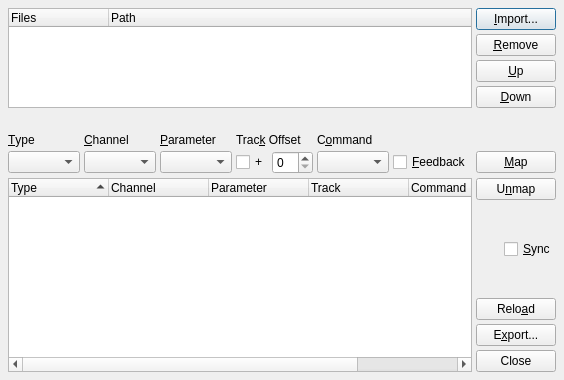
First picture: the form in src/qtractorMidiControlForm.ui, repository rncbc/qtractor, before the edit.
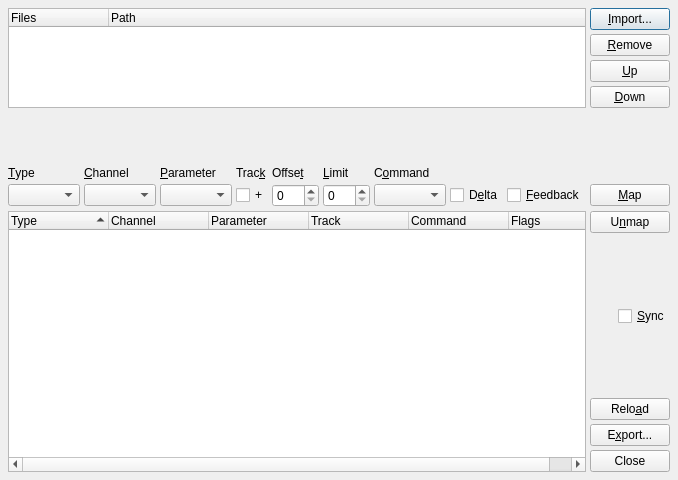
Second picture: the form after the edit. Icons and pictures are not drawn.

Commit message: - [midicontrolx] Add track offset/limit and momentary/delta support to generic MIDI Controllers UI dialog.

What changed in the file:
```diff
--- a/src/qtractorMidiControlForm.ui
+++ b/src/qtractorMidiControlForm.ui
@@ -26,8 +26,8 @@
    <rect>
     <x>0</x>
     <y>0</y>
-    <width>540</width>
-    <height>380</height>
+    <width>640</width>
+    <height>480</height>
    </rect>
   </property>
   <property name="windowTitle">
@@ -37,7 +37,7 @@
    <iconset resource="qtractor.qrc">:/images/itemControllers.png</iconset>
   </property>
   <layout class="QGridLayout">
-   <item row="0" column="0" rowspan="4" colspan="7">
+   <item row="0" column="0" rowspan="4" colspan="9">
     <widget class="QTreeWidget" name="FilesListView">
      <property name="toolTip">
       <string>Controller files</string>
@@ -66,7 +66,7 @@
      </column>
     </widget>
    </item>
-   <item row="0" column="7" colspan="2">
+   <item row="0" column="9" colspan="2">
     <widget class="QPushButton" name="ImportPushButton">
      <property name="toolTip">
       <string>Import controller files</string>
@@ -79,7 +79,7 @@
      </property>
     </widget>
    </item>
-   <item row="1" column="7" colspan="2">
+   <item row="1" column="9" colspan="2">
     <widget class="QPushButton" name="RemovePushButton">
      <property name="toolTip">
       <string>Remove controller file</string>
@@ -92,7 +92,7 @@
      </property>
     </widget>
    </item>
-   <item row="2" column="7" colspan="2">
+   <item row="2" column="9" colspan="2">
     <widget class="QPushButton" name="MoveUpPushButton">
      <property name="toolTip">
       <string>Move controller file up on list order</string>
@@ -105,7 +105,7 @@
      </property>
     </widget>
    </item>
-   <item row="3" column="7" colspan="2">
+   <item row="3" column="9" colspan="2">
     <widget class="QPushButton" name="MoveDownPushButton">
      <property name="toolTip">
       <string>Move controller file down on list order</string>
@@ -157,20 +157,46 @@
      </property>
     </widget>
    </item>
-   <item row="4" column="3" colspan="2">
-    <widget class="QLabel" name="TrackTextLabel">
+   <item row="4" column="3">
+    <widget class="QLabel" name="TrackParamLabel">
      <property name="text">
-      <string>Trac&amp;k Offset</string>
+      <string>Trac&amp;k</string>
      </property>
      <property name="alignment">
       <set>Qt::AlignBottom|Qt::AlignLeading|Qt::AlignLeft</set>
      </property>
      <property name="buddy">
-      <cstring>TrackSpinBox</cstring>
+      <cstring>TrackOffsetSpinBox</cstring>
+     </property>
+    </widget>
+   </item>
+   <item row="4" column="4">
+    <widget class="QLabel" name="TrackOffsetLabel">
+     <property name="text">
+      <string>Offse&amp;t</string>
+     </property>
+     <property name="alignment">
+      <set>Qt::AlignBottom|Qt::AlignLeading|Qt::AlignLeft</set>
+     </property>
+     <property name="buddy">
+      <cstring>TrackOffsetSpinBox</cstring>
      </property>
     </widget>
    </item>
    <item row="4" column="5">
+    <widget class="QLabel" name="TrackLimitLabel">
+     <property name="text">
+      <string>&amp;Limit</string>
+     </property>
+     <property name="alignment">
+      <set>Qt::AlignBottom|Qt::AlignLeading|Qt::AlignLeft</set>
+     </property>
+     <property name="buddy">
+      <cstring>TrackLimitSpinBox</cstring>
+     </property>
+    </widget>
+   </item>
+   <item row="4" column="6">
     <widget class="QLabel" name="CommandTextLabel">
      <property name="text">
       <string>C&amp;ommand</string>
@@ -183,22 +209,22 @@
      </property>
     </widget>
    </item>
-   <item row="4" column="6">
-    <spacer>
-     <property name="orientation">
-      <enum>Qt::Horizontal</enum>
-     </property>
-     <property name="sizeHint">
-      <size>
-       <width>20</width>
-       <height>8</height>
-      </size>
-     </property>
-    </spacer>
-   </item>
    <item row="4" column="7" colspan="2">
     <spacer>
      <property name="orientation">
+      <enum>Qt::Horizontal</enum>
+     </property>
+     <property name="sizeHint">
+      <size>
+       <width>20</width>
+       <height>8</height>
+      </size>
+     </property>
+    </spacer>
+   </item>
+   <item row="4" column="9" colspan="2">
+    <spacer>
+     <property name="orientation">
       <enum>Qt::Vertical</enum>
      </property>
      <property name="sizeHint">
@@ -231,7 +257,7 @@
     </widget>
    </item>
    <item row="5" column="3">
-    <widget class="QCheckBox" name="TrackCheckBox">
+    <widget class="QCheckBox" name="TrackParamCheckBox">
      <property name="toolTip">
       <string>MIDI parameter (track offset)</string>
      </property>
@@ -241,23 +267,49 @@
     </widget>
    </item>
    <item row="5" column="4">
-    <widget class="QSpinBox" name="TrackSpinBox">
+    <widget class="QSpinBox" name="TrackOffsetSpinBox">
      <property name="toolTip">
       <string>Track offset</string>
      </property>
      <property name="minimum">
       <number>0</number>
      </property>
+     <property name="maximum">
+      <number>127</number>
+     </property>
     </widget>
    </item>
    <item row="5" column="5">
+    <widget class="QSpinBox" name="TrackLimitSpinBox">
+     <property name="toolTip">
+      <string>Track limit</string>
+     </property>
+     <property name="minimum">
+      <number>0</number>
+     </property>
+     <property name="maximum">
+      <number>127</number>
+     </property>
+    </widget>
+   </item>
+   <item row="5" column="6">
     <widget class="QComboBox" name="CommandComboBox">
      <property name="toolTip">
       <string>Command action</string>
      </property>
     </widget>
    </item>
-   <item row="5" column="6">
+   <item row="5" column="7">
+    <widget class="QCheckBox" name="DeltaCheckBox">
+     <property name="toolTip">
+      <string>Command delta/momentary</string>
+     </property>
+     <property name="text">
+      <string>D&amp;elta</string>
+     </property>
+    </widget>
+   </item>
+   <item row="5" column="8">
     <widget class="QCheckBox" name="FeedbackCheckBox">
      <property name="toolTip">
       <string>Command feedback</string>
@@ -267,7 +319,7 @@
      </property>
     </widget>
    </item>
-   <item row="5" column="7" colspan="2">
+   <item row="5" column="9" colspan="2">
     <widget class="QPushButton" name="MapPushButton">
      <property name="toolTip">
       <string>Map/update controller command</string>
@@ -280,7 +332,7 @@
      </property>
     </widget>
    </item>
-   <item row="6" column="0" rowspan="7" colspan="7">
+   <item row="6" column="0" rowspan="7" colspan="9">
     <widget class="QTreeWidget" name="ControlMapListView">
      <property name="minimumSize">
       <size>
@@ -333,12 +385,12 @@
      </column>
      <column>
       <property name="text">
-       <string>Feedback</string>
+       <string>Flags</string>
       </property>
      </column>
     </widget>
    </item>
-   <item row="6" column="7" colspan="2">
+   <item row="6" column="9" colspan="2">
     <widget class="QPushButton" name="UnmapPushButton">
      <property name="toolTip">
       <string>Unmap/remove controller command</string>
@@ -351,7 +403,7 @@
      </property>
     </widget>
    </item>
-   <item row="7" column="7" colspan="2">
+   <item row="7" column="9" colspan="2">
     <spacer>
      <property name="orientation">
       <enum>Qt::Vertical</enum>
@@ -364,7 +416,7 @@
      </property>
     </spacer>
    </item>
-   <item row="8" column="8">
+   <item row="8" column="10">
     <widget class="QCheckBox" name="SyncCheckBox">
      <property name="toolTip">
       <string>Enable all controllers immediate sync (hook)</string>
@@ -374,7 +426,7 @@
      </property>
     </widget>
    </item>
-   <item row="9" column="7" colspan="2">
+   <item row="9" column="9" colspan="2">
     <spacer>
      <property name="orientation">
       <enum>Qt::Vertical</enum>
@@ -387,7 +439,7 @@
      </property>
     </spacer>
    </item>
-   <item row="10" column="7" colspan="2">
+   <item row="10" column="9" colspan="2">
     <widget class="QPushButton" name="ReloadPushButton">
      <property name="toolTip">
       <string>Reload/apply all controller files</string>
@@ -400,7 +452,7 @@
      </property>
     </widget>
    </item>
-   <item row="11" column="7" colspan="2">
+   <item row="11" column="9" colspan="2">
     <widget class="QPushButton" name="ExportPushButton">
      <property name="toolTip">
       <string>Export to controller file</string>
@@ -413,7 +465,7 @@
      </property>
     </widget>
    </item>
-   <item row="12" column="7" colspan="2">
+   <item row="12" column="9" colspan="2">
     <widget class="QPushButton" name="ClosePushButton">
      <property name="toolTip">
       <string>Close this dialog</string>
```
Left out of the diff: 6 changed lines with no effect on the pictures. The commit also changes 1 other file.
